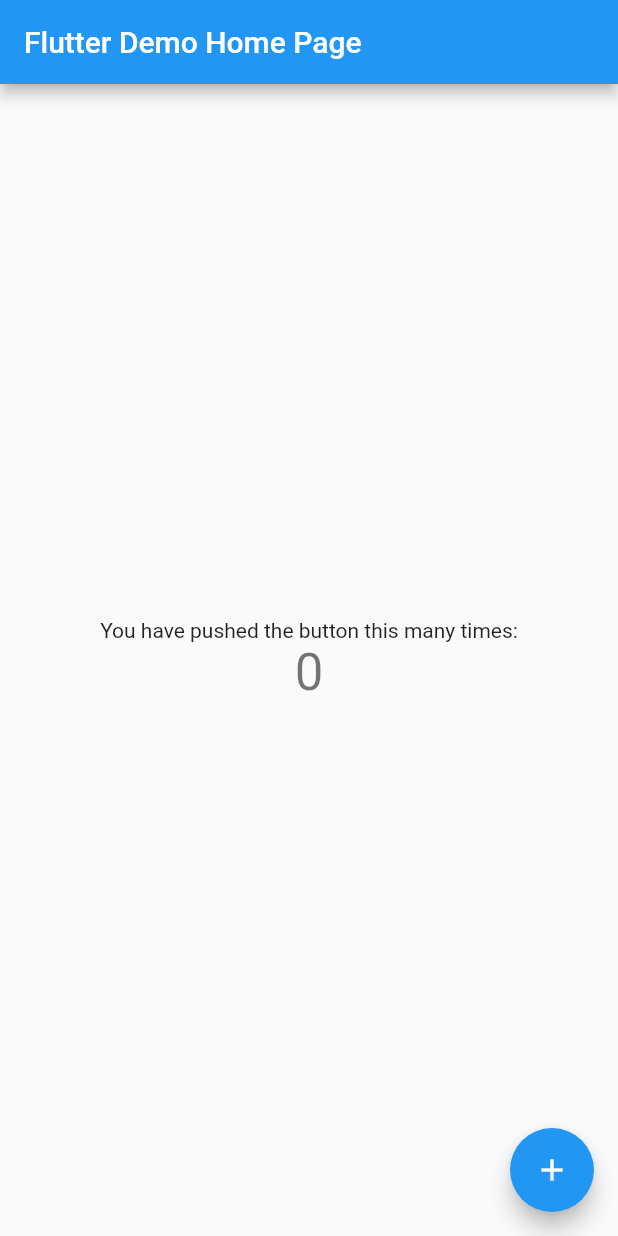
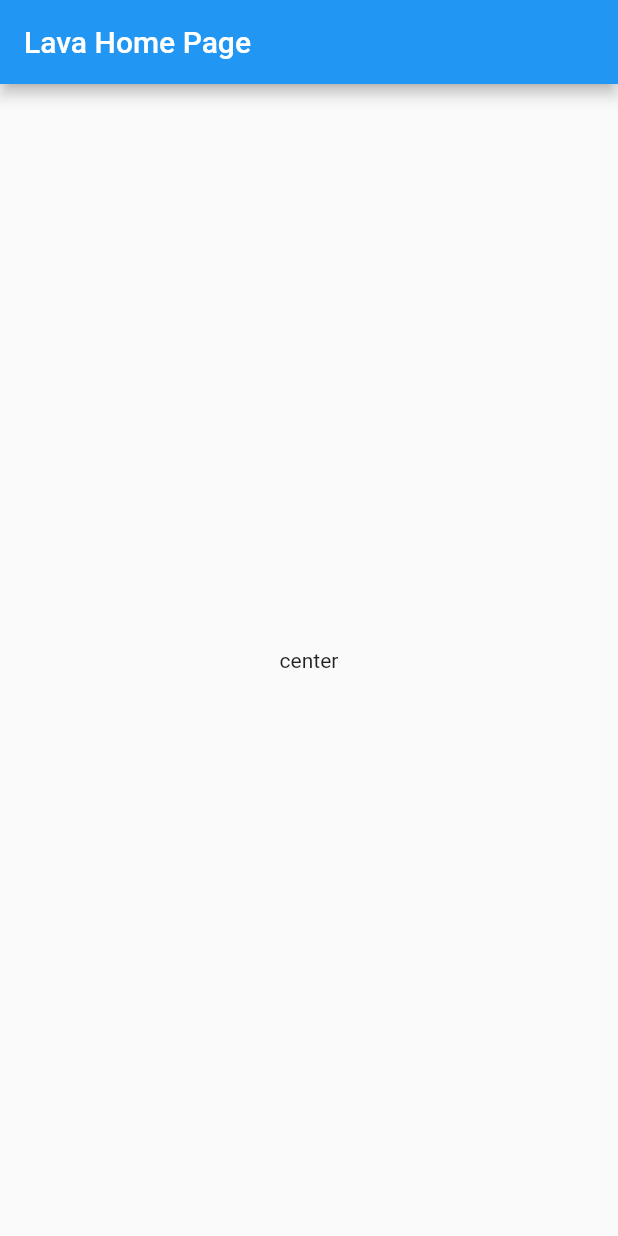
Before and after one commit to lavaspoon/flutterTest, a Flutter app: the screen it shows after launch, on a phone screen of 412 x 824 dp. Run offline on Flutter 3.47's test engine with Material 2 defaults, Android fonts, the phone set to English and light mode, and no system bars.

Commit message:
14 course

```diff
--- a/flutter_application_1/lib/main.dart
+++ b/flutter_application_1/lib/main.dart
@@ -1,4 +1,5 @@
 import 'package:flutter/material.dart';
+import 'pages/lava_home_page.dart';
 
 void main() {
   runApp(const MyApp());
@@ -7,109 +8,14 @@ void main() {
 class MyApp extends StatelessWidget {
   const MyApp({Key? key}) : super(key: key);
 
-  // This widget is the root of your application.
   @override
   Widget build(BuildContext context) {
     return MaterialApp(
       title: 'Flutter Demo',
       theme: ThemeData(
-        // This is the theme of your application.
-        //
-        // Try running your application with "flutter run". You'll see the
-        // application has a blue toolbar. Then, without quitting the app, try
-        // changing the primarySwatch below to Colors.green and then invoke
-        // "hot reload" (press "r" in the console where you ran "flutter run",
-        // or simply save your changes to "hot reload" in a Flutter IDE).
-        // Notice that the counter didn't reset back to zero; the application
-        // is not restarted.
         primarySwatch: Colors.blue,
       ),
-      home: const MyHomePage(title: 'Flutter Demo Home Page'),
+      home: const LavaHomePage(),
     );
   }
 }
-
-class MyHomePage extends StatefulWidget {
-  const MyHomePage({Key? key, required this.title}) : super(key: key);
-
-  // This widget is the home page of your application. It is stateful, meaning
-  // that it has a State object (defined below) that contains fields that affect
-  // how it looks.
-
-  // This class is the configuration for the state. It holds the values (in this
-  // case the title) provided by the parent (in this case the App widget) and
-  // used by the build method of the State. Fields in a Widget subclass are
-  // always marked "final".
-
-  final String title;
-
-  @override
-  State<MyHomePage> createState() => _MyHomePageState();
-}
-
-class _MyHomePageState extends State<MyHomePage> {
-  int _counter = 0;
-
-  void _incrementCounter() {
-    setState(() {
-      // This call to setState tells the Flutter framework that something has
-      // changed in this State, which causes it to rerun the build method below
-      // so that the display can reflect the updated values. If we changed
-      // _counter without calling setState(), then the build method would not be
-      // called again, and so nothing would appear to happen.
-      _counter++;
-    });
-  }
-
-  @override
-  Widget build(BuildContext context) {
-    // This method is rerun every time setState is called, for instance as done
-    // by the _incrementCounter method above.
-    //
-    // The Flutter framework has been optimized to make rerunning build methods
-    // fast, so that you can just rebuild anything that needs updating rather
-    // than having to individually change instances of widgets.
-    return Scaffold(
-      appBar: AppBar(
-        // Here we take the value from the MyHomePage object that was created by
-        // the App.build method, and use it to set our appbar title.
-        title: Text(widget.title),
-      ),
-      body: Center(
-        // Center is a layout widget. It takes a single child and positions it
-        // in the middle of the parent.
-        child: Column(
-          // Column is also a layout widget. It takes a list of children and
-          // arranges them vertically. By default, it sizes itself to fit its
-          // children horizontally, and tries to be as tall as its parent.
-          //
-          // Invoke "debug painting" (press "p" in the console, choose the
-          // "Toggle Debug Paint" action from the Flutter Inspector in Android
-          // Studio, or the "Toggle Debug Paint" command in Visual Studio Code)
-          // to see the wireframe for each widget.
-          //
-          // Column has various properties to control how it sizes itself and
-          // how it positions its children. Here we use mainAxisAlignment to
-          // center the children vertically; the main axis here is the vertical
-          // axis because Columns are vertical (the cross axis would be
-          // horizontal).
-          mainAxisAlignment: MainAxisAlignment.center,
-          children: <Widget>[
-            const Text(
-              'You have pushed the button this many times:',
-            ),
-            Text(
-              '$_counter',
-              style: Theme.of(context).textTheme.headline4,
-            ),
-          ],
-        ),
-      ),
-      floatingActionButton: FloatingActionButton(
-        onPressed: _incrementCounter,
-        tooltip: 'Increment',
-        child: const Icon(Icons.add),
-      ), // This trailing comma makes auto-formatting nicer for build methods.
-    );
-  }
-}
--- /dev/null
+++ b/flutter_application_1/lib/pages/lava_home_page.dart
@@ -0,0 +1,16 @@
+import 'package:flutter/material.dart';
+
+class LavaHomePage extends StatelessWidget {
+  const LavaHomePage({Key? key}) : super(key: key);
+
+  @override
+  Widget build(BuildContext context) {
+    return Scaffold(
+        appBar: AppBar(
+          title: const Text("Lava Home Page"),
+        ),
+        body: const Center(
+          child: Text('center'),
+        ));
+  }
+}
```
Also changed, not shown: flutter_application_1/lib/pages/my_home_page.dart (added, +17 -0 lines).
